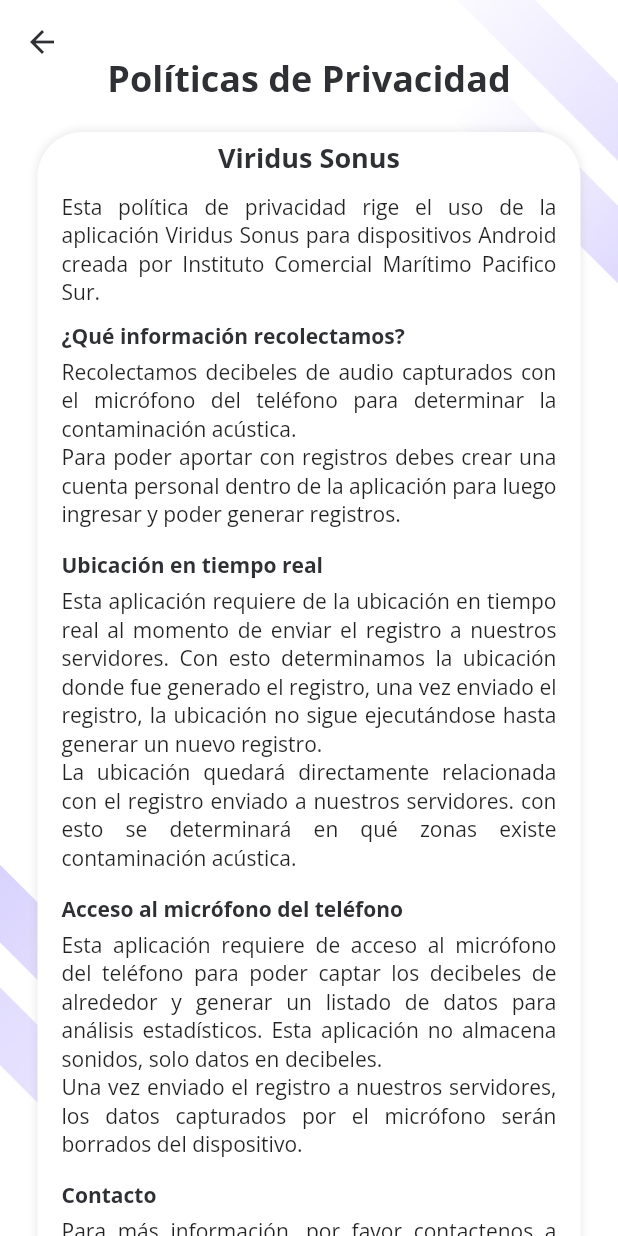
After one commit to Yerit0/viridis_sonus_app, a Flutter app: the QuickMenuScreen screen opened by its route, after a tap on "Políticas de Privacidad", on a phone screen of 412 x 824 dp. The commit adds this screen. Run offline on Flutter 3.47's test engine with Material 2 defaults, Android fonts, the phone set to English and light mode, and no system bars; our stand-ins replace flutter_secure_storage, flutter_speed_dial, geolocator, google_fonts, nb_utils, syncfusion_flutter_charts and 1 more; missing offline and left inert: noise_meter; accounts and stored records are empty.

Commit message:
add policy, add mensaje de ubicacion

```diff
--- a/lib/routes.dart
+++ b/lib/routes.dart
@@ -1,4 +1,5 @@
 import 'package:flutter/material.dart';
+import 'package:viridis_sonus_app/screens/policy_screen.dart';
 import 'package:viridis_sonus_app/screens/screens.dart';
 
 Map<String, WidgetBuilder> routes(){
@@ -11,5 +12,6 @@ Map<String, WidgetBuilder> routes(){
     'dashboard'     : (BuildContext context) => DashboardScreen(),
     'celular'       : (BuildContext context) => RegistroCelularScreen(),
     'investigador'  : (BuildContext context) => RegistroInvestigadorScreen(),
+    'policy'        : (BuildContext context) => PolicyScreen(),
   };
 }
--- /dev/null
+++ b/lib/screens/policy_screen.dart
@@ -0,0 +1,81 @@
+import 'package:flutter/material.dart';
+import 'package:nb_utils/nb_utils.dart';
+
+class PolicyScreen extends StatelessWidget {
+
+  @override
+  Widget build(BuildContext context) {
+    return Scaffold(
+      extendBodyBehindAppBar: true,
+      appBar: AppBar(
+        backgroundColor: Colors.transparent,
+        elevation: 0.0,
+      ),
+      body: Container(
+        height: context.height(),
+        width: context.width(),
+        decoration: BoxDecoration(
+          image: DecorationImage(image: AssetImage('assets/images/wa_bg.jpg'), fit: BoxFit.cover)
+          ),
+        child: SingleChildScrollView(
+          child: Container(
+            margin: EdgeInsets.symmetric(horizontal: 20),
+            child: Center(
+              child: Column(
+                children: [
+                  35.height,
+                  Text('Políticas de Privacidad', style: boldTextStyle(size:24),),
+                  10.height,
+                  Container(
+                    margin: EdgeInsets.symmetric(horizontal: 5),
+                    child: Stack(
+                      alignment: Alignment.topCenter,
+                      children: [
+                        Container(
+                          width: context.width(),
+                          padding: EdgeInsets.only(left: 16, right: 16, bottom: 16),
+                          margin: EdgeInsets.only(top:10.0),
+                          decoration: boxDecorationWithShadow(
+                            borderRadius: BorderRadius.circular(30)
+                          ),
+                          child: Column(
+                            crossAxisAlignment: CrossAxisAlignment.start,
+                            children: [
+                              5.height,
+                              Container(
+                                width: double.infinity,
+                                child: Text('Viridus Sonus', style: boldTextStyle(size:18), textAlign: TextAlign.center,)),
+                              10.height,
+                              Text('Esta política de privacidad rige el uso de la aplicación Viridus Sonus para dispositivos Android creada por Instituto Comercial Marítimo Pacifico Sur.', textAlign: TextAlign.justify,),
+                              10.height,
+                              Text('¿Qué información recolectamos?', style: boldTextStyle(size:14),),
+                              5.height,
+                              Text('Recolectamos decibeles de audio capturados con el micrófono del teléfono para determinar la contaminación acústica. \nPara poder aportar con registros debes crear una cuenta personal dentro de la aplicación para luego ingresar y poder generar registros.', textAlign: TextAlign.justify,),
+                              15.height,
+                              Text('Ubicación en tiempo real', style: boldTextStyle(size:14),),
+                              5.height,
+                              Text('Esta aplicación requiere de la ubicación en tiempo real al momento de enviar el registro a nuestros servidores. Con esto determinamos la ubicación donde fue generado el registro, una vez enviado el registro, la ubicación no sigue ejecutándose hasta generar un nuevo registro. \nLa ubicación quedará directamente relacionada con el registro enviado a nuestros servidores. con esto se determinará en qué zonas existe contaminación acústica.',textAlign: TextAlign.justify,),
+                              15.height,
+                              Text('Acceso al micrófono del teléfono', style: boldTextStyle(size:14),),
+                              5.height,
+                              Text('Esta aplicación requiere de acceso al micrófono del teléfono para poder captar los decibeles de alrededor y generar un listado de datos para análisis estadísticos. Esta aplicación no almacena sonidos, solo datos en decibeles. \nUna vez enviado el registro a nuestros servidores, los datos capturados por el micrófono serán borrados del dispositivo.', textAlign: TextAlign.justify,),
+                              15.height,
+                              Text('Contacto', style: boldTextStyle(size:14),),
+                              5.height,
+                              Text('Para más información, por favor contactenos a correo: silvaescobaryeri@gmail.com', textAlign: TextAlign.justify),
+                              20.height
+                            ],
+                          ),
+                        )
+                      ],
+                    ),
+                  )
+                ],
+              ),
+            ),
+          ),
+        ),
+        )
+      );
+  }
+}
--- a/lib/screens/quickmenu_screen.dart
+++ b/lib/screens/quickmenu_screen.dart
@@ -50,6 +50,17 @@ class QuickMenuScreen extends StatelessWidget {
                       if (!await launch('https://viridussonus.cl/tips/')) throw 'Could not launch url';
                     }).paddingOnly(left: context.width() * 0.05, right: context.width() * 0.05),
                   SizedBox(height: 20,),
+                  AppButton(
+                    text: "Políticas de Privacidad",
+                    color: PrimaryColor,
+                    textColor: Colors.white,
+                    shapeBorder: RoundedRectangleBorder(borderRadius: BorderRadius.circular(10)),
+                    width: context.width(),
+                    onTap: ()  {
+                      Navigator.pushNamed(context, 'policy');
+                    },).paddingOnly(left: context.width() * 0.05, right: context.width() * 0.05),
+                  SizedBox(height: 20,),
+
 
                 ],
               )),
```
Also changed, not shown: lib/screens/login_screen.dart (+14 -1 lines), lib/screens/registro_celular_screen.dart (+5 -4 lines), lib/screens/registro_investigador_screen.dart (+24 -1 lines).
